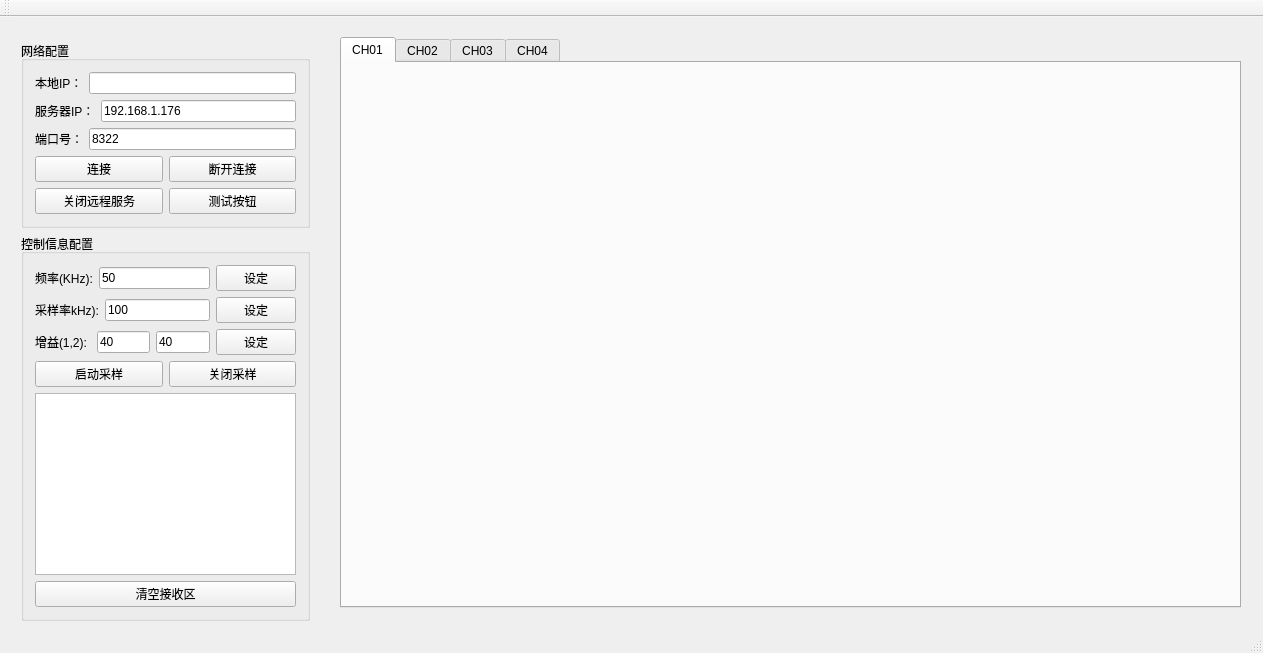
Above: PRO/NetworkPlot/mainwindow.ui from carloscn/netplot before the change. Below: the same form after it.
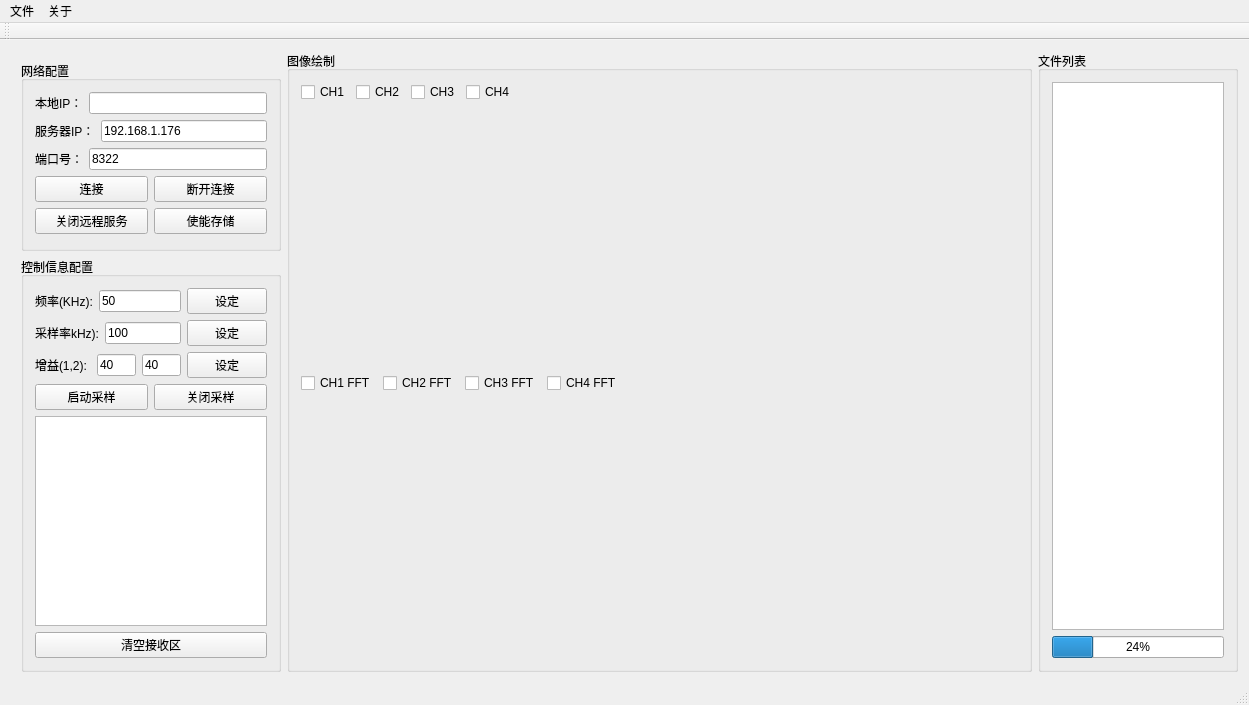
That is the form after the change. Custom widgets are drawn as their Qt base class.

Diff of the .ui file:
```diff
--- a/PRO/NetworkPlot/mainwindow.ui
+++ b/PRO/NetworkPlot/mainwindow.ui
@@ -6,139 +6,46 @@
    <rect>
     <x>0</x>
     <y>0</y>
-    <width>1263</width>
-    <height>653</height>
+    <width>1249</width>
+    <height>705</height>
    </rect>
   </property>
   <property name="windowTitle">
    <string>MainWindow</string>
   </property>
   <widget class="QWidget" name="centralWidget">
-   <widget class="QTabWidget" name="tabWidget">
-    <property name="geometry">
-     <rect>
-      <x>340</x>
-      <y>20</y>
-      <width>901</width>
-      <height>571</height>
-     </rect>
-    </property>
-    <property name="currentIndex">
-     <number>0</number>
-    </property>
-    <widget class="QWidget" name="tab">
-     <attribute name="title">
-      <string>CH01</string>
-     </attribute>
-     <widget class="QwtPlot" name="qwt_ch1">
-      <property name="geometry">
-       <rect>
-        <x>10</x>
-        <y>10</y>
-        <width>871</width>
-        <height>251</height>
-       </rect>
-      </property>
-     </widget>
-     <widget class="QwtPlot" name="qwt_ch1_fft">
-      <property name="geometry">
-       <rect>
-        <x>10</x>
-        <y>280</y>
-        <width>871</width>
-        <height>251</height>
-       </rect>
-      </property>
-     </widget>
-    </widget>
-    <widget class="QWidget" name="tab_2">
-     <attribute name="title">
-      <string>CH02</string>
-     </attribute>
-     <widget class="QwtPlot" name="qwt_ch2">
-      <property name="geometry">
-       <rect>
-        <x>10</x>
-        <y>10</y>
-        <width>871</width>
-        <height>251</height>
-       </rect>
-      </property>
-     </widget>
-     <widget class="QwtPlot" name="qwt_ch2_fft">
-      <property name="geometry">
-       <rect>
-        <x>10</x>
-        <y>280</y>
-        <width>871</width>
-        <height>251</height>
-       </rect>
-      </property>
-     </widget>
-    </widget>
-    <widget class="QWidget" name="tab_3">
-     <attribute name="title">
-      <string>CH03</string>
-     </attribute>
-     <widget class="QwtPlot" name="qwt_ch3">
-      <property name="geometry">
-       <rect>
-        <x>10</x>
-        <y>10</y>
-        <width>871</width>
-        <height>251</height>
-       </rect>
-      </property>
-     </widget>
-     <widget class="QwtPlot" name="qwt_ch3_fft">
-      <property name="geometry">
-       <rect>
-        <x>10</x>
-        <y>280</y>
-        <width>871</width>
-        <height>251</height>
-       </rect>
-      </property>
-     </widget>
-    </widget>
-    <widget class="QWidget" name="tab_4">
-     <attribute name="title">
-      <string>CH04</string>
-     </attribute>
-     <widget class="QwtPlot" name="qwt_ch4">
-      <property name="geometry">
-       <rect>
-        <x>10</x>
-        <y>10</y>
-        <width>871</width>
-        <height>221</height>
-       </rect>
-      </property>
-     </widget>
-     <widget class="QwtPlot" name="qwt_ch4_fft">
-      <property name="geometry">
-       <rect>
-        <x>10</x>
-        <y>280</y>
-        <width>871</width>
-        <height>221</height>
-       </rect>
-      </property>
-     </widget>
-    </widget>
-   </widget>
-   <widget class="QWidget" name="layoutWidget">
-    <property name="geometry">
-     <rect>
-      <x>10</x>
-      <y>13</y>
-      <width>311</width>
-      <height>602</height>
-     </rect>
-    </property>
+   <layout class="QHBoxLayout" name="horizontalLayout_12">
+    <item>
     <layout class="QVBoxLayout" name="verticalLayout_3">
+      <property name="sizeConstraint">
+       <enum>QLayout::SetNoConstraint</enum>
+      </property>
+      <property name="leftMargin">
+       <number>10</number>
+      </property>
+      <property name="topMargin">
+       <number>10</number>
+      </property>
      <item>
       <widget class="QGroupBox" name="groupBox_2">
+        <property name="sizePolicy">
+         <sizepolicy hsizetype="Fixed" vsizetype="Expanding">
+          <horstretch>0</horstretch>
+          <verstretch>0</verstretch>
+         </sizepolicy>
+        </property>
+        <property name="minimumSize">
+         <size>
+          <width>260</width>
+          <height>190</height>
+         </size>
+        </property>
+        <property name="maximumSize">
+         <size>
+          <width>300</width>
+          <height>190</height>
+         </size>
+        </property>
        <property name="title">
         <string>网络配置</string>
        </property>
@@ -230,7 +137,7 @@
           <item>
            <widget class="QPushButton" name="pushButton_close_test">
             <property name="text">
-             <string>测试按钮</string>
+              <string>使能存储</string>
             </property>
            </widget>
           </item>
@@ -241,14 +148,41 @@
      </item>
      <item>
       <widget class="QGroupBox" name="groupBox_3">
+        <property name="sizePolicy">
+         <sizepolicy hsizetype="Fixed" vsizetype="Expanding">
+          <horstretch>0</horstretch>
+          <verstretch>0</verstretch>
+         </sizepolicy>
+        </property>
+        <property name="minimumSize">
+         <size>
+          <width>0</width>
+          <height>400</height>
+         </size>
+        </property>
+        <property name="maximumSize">
+         <size>
+          <width>260</width>
+          <height>1200</height>
+         </size>
+        </property>
        <property name="title">
         <string>控制信息配置</string>
        </property>
        <layout class="QVBoxLayout" name="verticalLayout">
         <item>
          <layout class="QHBoxLayout" name="horizontalLayout_7">
+           <property name="sizeConstraint">
+            <enum>QLayout::SetNoConstraint</enum>
+           </property>
           <item>
            <widget class="QLabel" name="label_5">
+             <property name="sizePolicy">
+              <sizepolicy hsizetype="Expanding" vsizetype="Fixed">
+               <horstretch>0</horstretch>
+               <verstretch>0</verstretch>
+              </sizepolicy>
+             </property>
             <property name="text">
              <string>频率(KHz):</string>
             </property>
@@ -256,6 +190,12 @@
           </item>
           <item>
            <widget class="QLineEdit" name="lineEdit_freq">
+             <property name="sizePolicy">
+              <sizepolicy hsizetype="Expanding" vsizetype="Fixed">
+               <horstretch>0</horstretch>
+               <verstretch>0</verstretch>
+              </sizepolicy>
+             </property>
             <property name="text">
              <string>50</string>
             </property>
@@ -266,6 +206,12 @@
           </item>
           <item>
            <widget class="QPushButton" name="pushButton_freq_set">
+             <property name="sizePolicy">
+              <sizepolicy hsizetype="Expanding" vsizetype="Fixed">
+               <horstretch>0</horstretch>
+               <verstretch>0</verstretch>
+              </sizepolicy>
+             </property>
             <property name="text">
              <string>设定</string>
             </property>
@@ -275,8 +221,17 @@
         </item>
         <item>
          <layout class="QHBoxLayout" name="horizontalLayout_8">
+           <property name="sizeConstraint">
+            <enum>QLayout::SetNoConstraint</enum>
+           </property>
           <item>
            <widget class="QLabel" name="label_6">
+             <property name="sizePolicy">
+              <sizepolicy hsizetype="Expanding" vsizetype="Fixed">
+               <horstretch>0</horstretch>
+               <verstretch>0</verstretch>
+              </sizepolicy>
+             </property>
             <property name="text">
              <string>采样率kHz):</string>
             </property>
@@ -284,6 +239,12 @@
           </item>
           <item>
            <widget class="QLineEdit" name="lineEdit_fs">
+             <property name="sizePolicy">
+              <sizepolicy hsizetype="Expanding" vsizetype="Fixed">
+               <horstretch>0</horstretch>
+               <verstretch>0</verstretch>
+              </sizepolicy>
+             </property>
             <property name="text">
              <string>100</string>
             </property>
@@ -294,6 +255,12 @@
           </item>
           <item>
            <widget class="QPushButton" name="pushButton_fs_set">
+             <property name="sizePolicy">
+              <sizepolicy hsizetype="Expanding" vsizetype="Fixed">
+               <horstretch>0</horstretch>
+               <verstretch>0</verstretch>
+              </sizepolicy>
+             </property>
             <property name="text">
              <string>设定</string>
             </property>
@@ -303,8 +270,17 @@
         </item>
         <item>
          <layout class="QHBoxLayout" name="horizontalLayout_6">
+           <property name="sizeConstraint">
+            <enum>QLayout::SetNoConstraint</enum>
+           </property>
           <item>
            <widget class="QLabel" name="label_4">
+             <property name="sizePolicy">
+              <sizepolicy hsizetype="Expanding" vsizetype="Fixed">
+               <horstretch>0</horstretch>
+               <verstretch>0</verstretch>
+              </sizepolicy>
+             </property>
             <property name="text">
              <string>增益(1,2): </string>
             </property>
@@ -312,6 +288,12 @@
           </item>
           <item>
            <widget class="QLineEdit" name="lineEdit_gain_1">
+             <property name="sizePolicy">
+              <sizepolicy hsizetype="Expanding" vsizetype="Fixed">
+               <horstretch>0</horstretch>
+               <verstretch>0</verstretch>
+              </sizepolicy>
+             </property>
             <property name="text">
              <string>40</string>
             </property>
@@ -322,6 +304,12 @@
           </item>
           <item>
            <widget class="QLineEdit" name="lineEdit_gain_2">
+             <property name="sizePolicy">
+              <sizepolicy hsizetype="Expanding" vsizetype="Fixed">
+               <horstretch>0</horstretch>
+               <verstretch>0</verstretch>
+              </sizepolicy>
+             </property>
             <property name="text">
              <string>40</string>
             </property>
@@ -332,6 +320,12 @@
           </item>
           <item>
            <widget class="QPushButton" name="pushButton_gain_set">
+             <property name="sizePolicy">
+              <sizepolicy hsizetype="Expanding" vsizetype="Fixed">
+               <horstretch>0</horstretch>
+               <verstretch>0</verstretch>
+              </sizepolicy>
+             </property>
             <property name="text">
              <string>设定</string>
             </property>
@@ -341,8 +335,17 @@
         </item>
         <item>
          <layout class="QHBoxLayout" name="horizontalLayout_9">
+           <property name="sizeConstraint">
+            <enum>QLayout::SetNoConstraint</enum>
+           </property>
           <item>
            <widget class="QPushButton" name="pushButton_sample">
+             <property name="sizePolicy">
+              <sizepolicy hsizetype="Expanding" vsizetype="Fixed">
+               <horstretch>0</horstretch>
+               <verstretch>0</verstretch>
+              </sizepolicy>
+             </property>
             <property name="text">
              <string>启动采样</string>
             </property>
@@ -350,6 +353,12 @@
           </item>
           <item>
            <widget class="QPushButton" name="pushButton_close_sample">
+             <property name="sizePolicy">
+              <sizepolicy hsizetype="Expanding" vsizetype="Fixed">
+               <horstretch>0</horstretch>
+               <verstretch>0</verstretch>
+              </sizepolicy>
+             </property>
             <property name="text">
              <string>关闭采样</string>
             </property>
@@ -358,10 +367,23 @@
          </layout>
         </item>
         <item>
-         <widget class="QTextBrowser" name="textBrowser"/>
+          <widget class="QTextBrowser" name="textBrowser">
+           <property name="sizePolicy">
+            <sizepolicy hsizetype="Fixed" vsizetype="Expanding">
+             <horstretch>0</horstretch>
+             <verstretch>0</verstretch>
+            </sizepolicy>
+           </property>
+          </widget>
         </item>
         <item>
          <widget class="QPushButton" name="pushButton_clear">
+           <property name="sizePolicy">
+            <sizepolicy hsizetype="Expanding" vsizetype="Fixed">
+             <horstretch>0</horstretch>
+             <verstretch>0</verstretch>
+            </sizepolicy>
+           </property>
           <property name="text">
            <string>清空接收区</string>
           </property>
@@ -371,17 +393,190 @@
       </widget>
      </item>
     </layout>
-   </widget>
+    </item>
+    <item>
+     <widget class="QGroupBox" name="groupBox">
+      <property name="sizePolicy">
+       <sizepolicy hsizetype="Expanding" vsizetype="Expanding">
+        <horstretch>0</horstretch>
+        <verstretch>0</verstretch>
+       </sizepolicy>
+      </property>
+      <property name="title">
+       <string>图像绘制</string>
+      </property>
+      <layout class="QVBoxLayout" name="verticalLayout_5">
+       <item>
+        <layout class="QVBoxLayout" name="verticalLayout_4">
+         <item>
+          <layout class="QHBoxLayout" name="horizontalLayout_10">
+           <item>
+            <widget class="QCheckBox" name="checkBox_ch1_time">
+             <property name="text">
+              <string>CH1</string>
+             </property>
+            </widget>
+           </item>
+           <item>
+            <widget class="QCheckBox" name="checkBox_ch2_time">
+             <property name="text">
+              <string>CH2</string>
+             </property>
+            </widget>
+           </item>
+           <item>
+            <widget class="QCheckBox" name="checkBox_ch3_time">
+             <property name="text">
+              <string>CH3</string>
+             </property>
+            </widget>
+           </item>
+           <item>
+            <widget class="QCheckBox" name="checkBox_ch4_time">
+             <property name="text">
+              <string>CH4</string>
+             </property>
+            </widget>
+           </item>
+           <item>
+            <spacer name="horizontalSpacer">
+             <property name="orientation">
+              <enum>Qt::Horizontal</enum>
+             </property>
+             <property name="sizeHint" stdset="0">
+              <size>
+               <width>40</width>
+               <height>20</height>
+              </size>
+             </property>
+            </spacer>
+           </item>
+          </layout>
+         </item>
+         <item>
+          <widget class="QwtPlot" name="qwt_ch">
+           <property name="sizePolicy">
+            <sizepolicy hsizetype="Expanding" vsizetype="Expanding">
+             <horstretch>0</horstretch>
+             <verstretch>0</verstretch>
+            </sizepolicy>
+           </property>
+          </widget>
+         </item>
+         <item>
+          <layout class="QHBoxLayout" name="horizontalLayout_11">
+           <item>
+            <widget class="QCheckBox" name="checkBox_ch1_fft">
+             <property name="text">
+              <string>CH1 FFT</string>
+             </property>
+            </widget>
+           </item>
+           <item>
+            <widget class="QCheckBox" name="checkBox_ch2_fft">
+             <property name="text">
+              <string>CH2 FFT</string>
+             </property>
+            </widget>
+           </item>
+           <item>
+            <widget class="QCheckBox" name="checkBox_ch3_fft">
+             <property name="text">
+              <string>CH3 FFT</string>
+             </property>
+            </widget>
+           </item>
+           <item>
+            <widget class="QCheckBox" name="checkBox_ch4_fft">
+             <property name="text">
+              <string>CH4 FFT</string>
+             </property>
+            </widget>
+           </item>
+           <item>
+            <spacer name="horizontalSpacer_2">
+             <property name="orientation">
+              <enum>Qt::Horizontal</enum>
+             </property>
+             <property name="sizeHint" stdset="0">
+              <size>
+               <width>40</width>
+               <height>20</height>
+              </size>
+             </property>
+            </spacer>
+           </item>
+          </layout>
+         </item>
+         <item>
+          <widget class="QwtPlot" name="qwt_fft">
+           <property name="sizePolicy">
+            <sizepolicy hsizetype="Expanding" vsizetype="Expanding">
+             <horstretch>0</horstretch>
+             <verstretch>0</verstretch>
+            </sizepolicy>
+           </property>
+          </widget>
+         </item>
+        </layout>
+       </item>
+      </layout>
+     </widget>
+    </item>
+    <item>
+     <widget class="QGroupBox" name="groupBox_4">
+      <property name="minimumSize">
+       <size>
+        <width>200</width>
+        <height>0</height>
+       </size>
+      </property>
+      <property name="maximumSize">
+       <size>
+        <width>200</width>
+        <height>16777215</height>
+       </size>
+      </property>
+      <property name="title">
+       <string>文件列表</string>
+      </property>
+      <layout class="QVBoxLayout" name="verticalLayout_6">
+       <item>
+        <widget class="QListWidget" name="listWidget_file"/>
+       </item>
+       <item>
+        <widget class="QProgressBar" name="progressBar">
+         <property name="value">
+          <number>24</number>
+         </property>
+        </widget>
+       </item>
+      </layout>
+     </widget>
+    </item>
+   </layout>
   </widget>
   <widget class="QMenuBar" name="menuBar">
    <property name="geometry">
     <rect>
      <x>0</x>
      <y>0</y>
-     <width>1263</width>
-     <height>19</height>
+     <width>1249</width>
+     <height>23</height>
     </rect>
    </property>
+   <widget class="QMenu" name="menu">
+    <property name="title">
+     <string>文件</string>
+    </property>
+   </widget>
+   <widget class="QMenu" name="menu_2">
+    <property name="title">
+     <string>关于</string>
+    </property>
+   </widget>
+   <addaction name="menu"/>
+   <addaction name="menu_2"/>
   </widget>
   <widget class="QToolBar" name="mainToolBar">
    <attribute name="toolBarArea">
```
Left out of the diff: 1 changed line with no effect on the pictures. Lines whose indentation alone changed are shown as unchanged.
